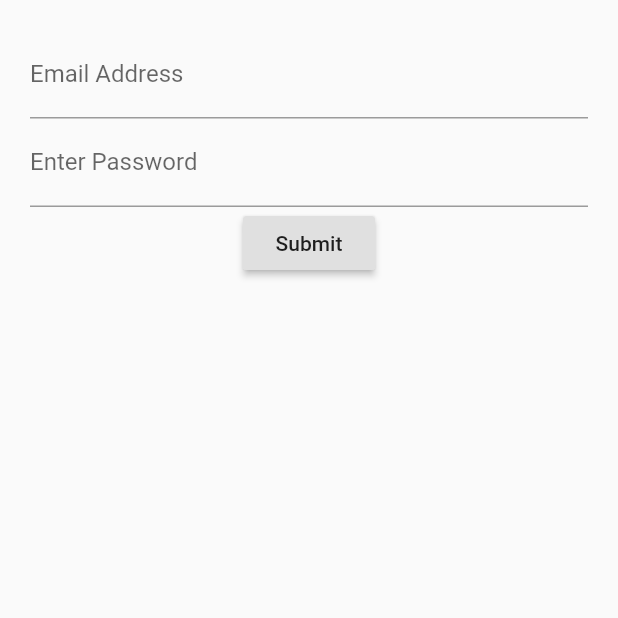
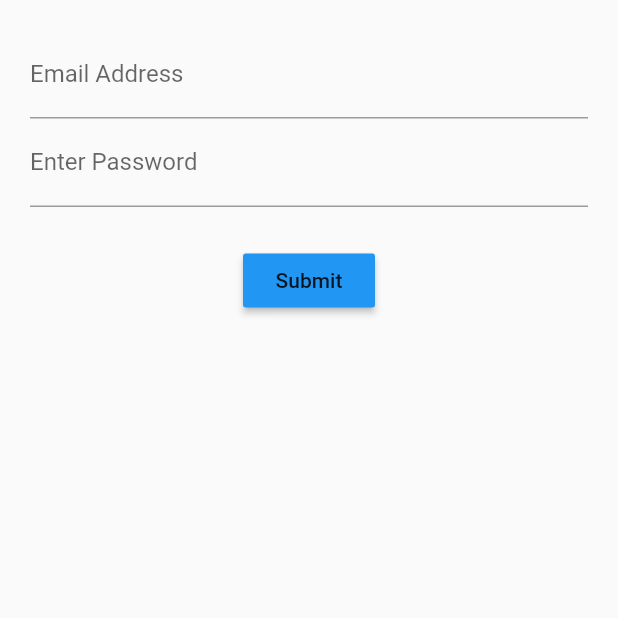
Before and after one commit to aapetsi/login_form, a Flutter app: the screen it shows after launch, on a phone screen of 412 x 824 dp, the top half of it. Run offline on Flutter 3.47's test engine with Material 2 defaults, Android fonts, the phone set to English and light mode, and no system bars.

Commit message:
add spacing befor button

```diff
--- a/lib/src/screens/login_screen.dart
+++ b/lib/src/screens/login_screen.dart
@@ -15,9 +15,10 @@ class LoginScreenState extends State<LoginScreen> {
           children: <Widget>[
             emailField(),
             passwordField(),
+            Container(margin: EdgeInsets.only(top: 25.0),),
             submitButton(),
           ],
-        )
+        ),
       ),
     );
   }
@@ -44,6 +45,7 @@ class LoginScreenState extends State<LoginScreen> {
 
   Widget submitButton() {
     return RaisedButton(
+      color: Colors.blue,
       child: Text('Submit'),
       onPressed: () {
 
```
